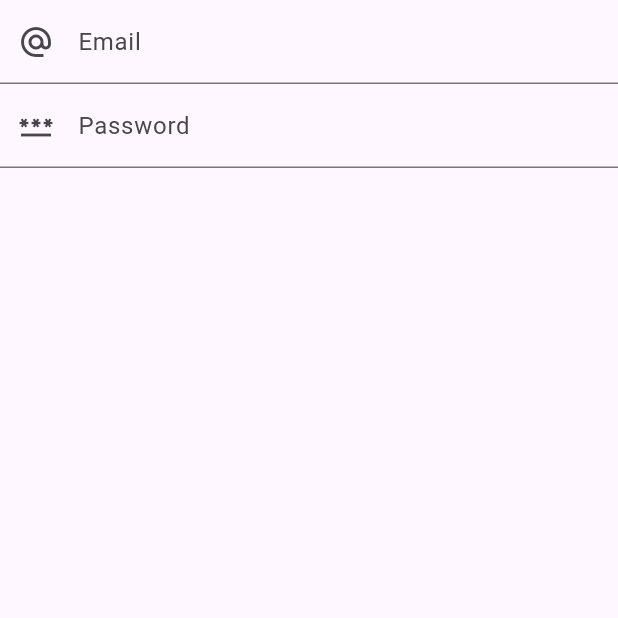
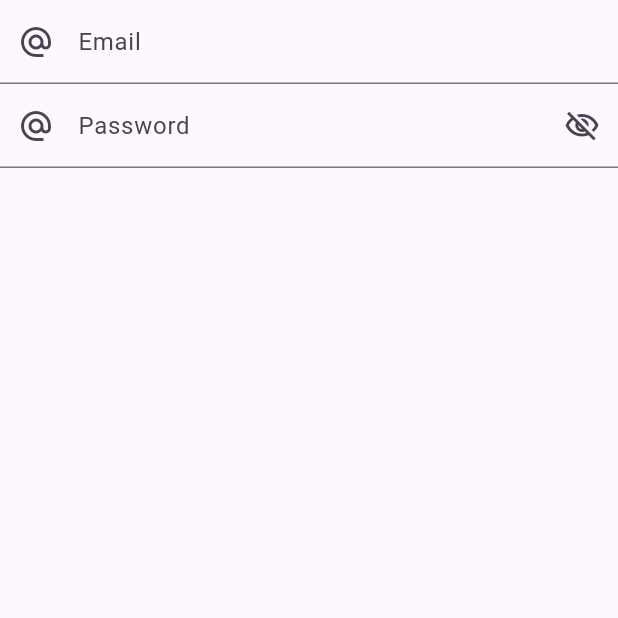
Before and after one commit to atik-sabuj/mvvm_provider, a Flutter app: the screen it shows after launch, on a phone screen of 412 x 824 dp, the top half of it. Run offline on Flutter 3.47's test engine with Material 2 defaults, Android fonts, the phone set to English and light mode, and no system bars; our stand-ins replace another_flushbar, fluttertoast.

Commit message:
Login View & View Model #3

```diff
--- a/lib/view/login_view.dart
+++ b/lib/view/login_view.dart
@@ -15,6 +15,9 @@ class _LoginViewState extends State<LoginView> {
   TextEditingController _emailController = TextEditingController();
   TextEditingController _passwordController = TextEditingController();
 
+  FocusNode emailFocusNode = FocusNode();
+  FocusNode passwordFocusNode = FocusNode();
+
   @override
   Widget build(BuildContext context) {
     return Scaffold(
@@ -23,19 +26,28 @@ class _LoginViewState extends State<LoginView> {
           children: [
             TextFormField(
               controller: _emailController,
+              keyboardType: TextInputType.emailAddress,
+              focusNode: emailFocusNode,
               decoration: InputDecoration(
                 hintText: 'Email',
                 labelText: 'Email',
                 prefixIcon: Icon(Icons.alternate_email)
               ),
+              onFieldSubmitted: (value){
+                FocusScope.of(context).requestFocus(passwordFocusNode);
+              },
             ),
 
             TextFormField(
               controller: _passwordController,
+              obscureText: true,
+              focusNode: passwordFocusNode,
+              obscuringCharacter: "*",
               decoration: InputDecoration(
                   hintText: 'Password',
                   labelText: 'Password',
-                  prefixIcon: Icon(Icons.password)
+                  prefixIcon: Icon(Icons.alternate_email),
+                suffixIcon: Icon(Icons.visibility_off_outlined),
               ),
             ),
           ],
```
